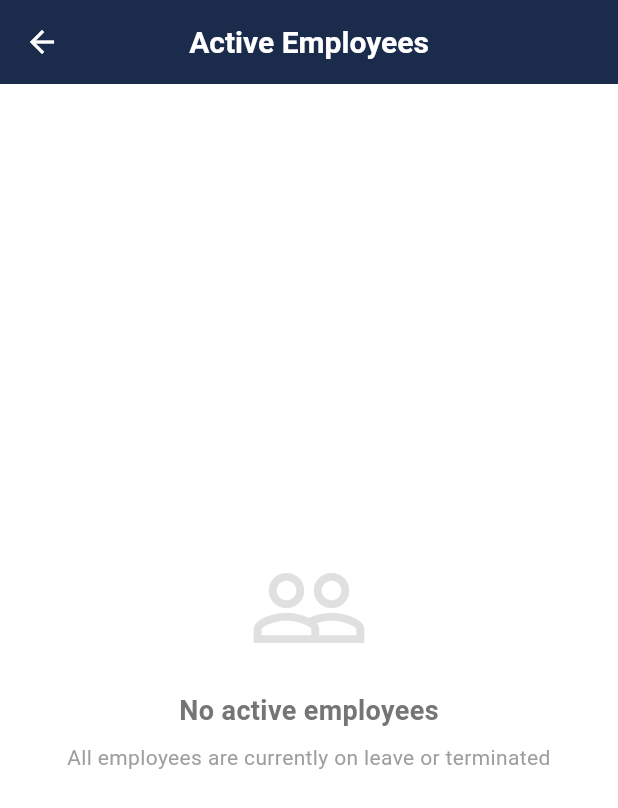
After one commit to waqas1343/tracklet-with-firebase, a Flutter app: the ActiveEmployeesScreen screen opened directly, on a phone screen of 412 x 824 dp. The commit adds this screen. Shown: the top 808 px of the screen. Run offline on Flutter 3.47's test engine with Material 3 defaults, Android fonts, the phone set to English and light mode, and no system bars; our stand-ins replace cloud_firestore, firebase_auth, firebase_core, firebase_messaging, flutter_local_notifications, pdf and 3 more; accounts and stored records are empty.

Commit message:
code sorting

```diff
--- a/tracklet/lib/core/examples/profile_usage_example.dart
+++ b/tracklet/lib/core/examples/profile_usage_example.dart
@@ -170,7 +170,7 @@ class ProfileUsageExample extends StatelessWidget {
     final newName = 'Updated User ${DateTime.now().millisecondsSinceEpoch}';
     final newPhone = '+1234567890';
 
-    final success = await profileProvider.updateProfile(
+    await profileProvider.updateProfile(
       name: newName,
       phone: newPhone,
     );
--- a/tracklet/lib/core/models/order_model.dart
+++ b/tracklet/lib/core/models/order_model.dart
@@ -1,7 +1,5 @@
 import 'package:flutter/material.dart';
-import 'package:flutter/foundation.dart';
 
-/// Order Model - Represents a cylinder request order
 class OrderModel {
   final String id;
   final String distributorId;
--- a/tracklet/lib/core/repositories/notification_repository.dart
+++ b/tracklet/lib/core/repositories/notification_repository.dart
@@ -164,7 +164,7 @@ class NotificationRepository {
         createdAt: DateTime.now(),
       );
 
-      final notificationId = await createNotification(notification);
+      await createNotification(notification);
     } catch (e) {
       throw Exception('Failed to create order notification: $e');
     }
@@ -214,7 +214,7 @@ class NotificationRepository {
         createdAt: DateTime.now(),
       );
 
-      final notificationId = await createNotification(notification);
+      await createNotification(notification);
 
       // Also print the notification details for debugging
 
@@ -237,7 +237,7 @@ class NotificationRepository {
         createdAt: DateTime.now(),
       );
 
-      final notificationId = await createNotification(notification);
+      await createNotification(notification);
 
     } catch (e) {
     }
--- a/tracklet/lib/core/screens/unified_main_screen.dart
+++ b/tracklet/lib/core/screens/unified_main_screen.dart
@@ -1,6 +1,5 @@
 import 'package:flutter/material.dart';
 import 'package:provider/provider.dart';
-import 'package:flutter/foundation.dart';
 import '../providers/user_role_provider.dart';
 import '../providers/navigation_view_model.dart';
 import '../widgets/unified_bottom_nav_bar.dart';
@@ -11,7 +10,6 @@ import '../models/company_model.dart';
 import '../services/fcm_service.dart';
 import '../../features/distributor/widgets/driver_assignment_dialog.dart';
 import '../providers/order_provider.dart';
-import '../models/order_model.dart';
 import '../../features/distributor/provider/driver_provider.dart';
 import '../../shared/widgets/custom_flushbar.dart';
 
--- a/tracklet/lib/core/viewmodels/order_viewmodel.dart
+++ b/tracklet/lib/core/viewmodels/order_viewmodel.dart
@@ -287,7 +287,7 @@ class OrderViewModel extends ChangeNotifier {
       }
 
       return success;
-    } catch (e, stackTrace) {
+    } catch (e) {
       _setError('Failed to update order status: ${e.toString()}');
       // Removed kDebugMode print statements
       return false;
--- a/tracklet/lib/features/distributor/dashboard/create_plant_request_screen.dart
+++ b/tracklet/lib/features/distributor/dashboard/create_plant_request_screen.dart
@@ -1,4 +1,3 @@
-import 'package:firebase_auth/firebase_auth.dart';
 import 'package:flutter/material.dart';
 import 'package:provider/provider.dart';
 import '../../../core/models/plant_request_model.dart';
--- a/tracklet/lib/features/distributor/view/distributor_dashboard_screen.dart
+++ b/tracklet/lib/features/distributor/view/distributor_dashboard_screen.dart
@@ -1,7 +1,6 @@
 import 'package:flutter/material.dart';
 import 'package:provider/provider.dart';
 import 'dart:async';
-import 'package:flutter/foundation.dart';
 import '../../../core/widgets/custom_appbar.dart';
 import '../../../core/providers/profile_provider.dart';
 import '../../../core/providers/company_provider.dart';
--- a/tracklet/lib/features/distributor/view/drivers_screen.dart
+++ b/tracklet/lib/features/distributor/view/drivers_screen.dart
@@ -2,8 +2,6 @@ import 'package:flutter/material.dart';
 import 'package:provider/provider.dart';
 import '../../../core/models/driver_model.dart';
 import '../provider/driver_provider.dart';
-import '../../../core/utils/app_colors.dart';
-import '../../../core/utils/app_text_theme.dart';
 import '../../../shared/widgets/custom_flushbar.dart';
 import '../../../shared/widgets/status_chip.dart';
 import 'driver_details_screen.dart';
--- a/tracklet/lib/features/driver/view/driver_dashboard_screen.dart
+++ b/tracklet/lib/features/driver/view/driver_dashboard_screen.dart
@@ -1,10 +1,8 @@
 import 'package:flutter/material.dart';
 import 'package:provider/provider.dart';
-import 'package:flutter/foundation.dart';
 import '../../../core/widgets/custom_appbar.dart';
 import '../../../core/providers/profile_provider.dart';
 import '../../../core/providers/order_provider.dart';
-import '../../../core/models/order_model.dart';
 import '../../../shared/widgets/section_header_widget.dart';
 import '../../../shared/widgets/empty_state_widget.dart';
 import '../widgets/driver_order_card.dart';
--- a/tracklet/lib/features/driver/view/driver_list_screen.dart
+++ b/tracklet/lib/features/driver/view/driver_list_screen.dart
@@ -1,6 +1,5 @@
 import 'package:flutter/material.dart';
 import 'package:provider/provider.dart';
-import 'package:flutter/foundation.dart';
 import '../../../core/widgets/custom_appbar.dart';
 import '../../../core/providers/profile_provider.dart';
 import '../../../core/providers/order_provider.dart';
--- a/tracklet/lib/features/gas_plant/settings/manage_plant_screen.dart
+++ b/tracklet/lib/features/gas_plant/settings/manage_plant_screen.dart
@@ -9,7 +9,6 @@ import '../../../../core/models/company_model.dart';
 import '../../../../core/utils/app_text_theme.dart';
 import '../../../../core/utils/app_colors.dart';
 import '../../../../core/utils/validators.dart';
-import '../../../../core/utils/constants.dart';
 import '../../../../shared/widgets/custom_flushbar.dart';
 import '../../../../core/routes/app_routes.dart';
 
--- /dev/null
+++ b/tracklet/lib/features/gas_plant/view/employee/active_employees_screen.dart
@@ -0,0 +1,214 @@
+import 'package:flutter/material.dart';
+import 'package:provider/provider.dart';
+import '../../../../core/utils/app_colors.dart';
+import './provider/employee_provider.dart'; // Added missing import
+
+class ActiveEmployeesScreen extends StatefulWidget {
+  const ActiveEmployeesScreen({super.key});
+
+  @override
+  State<ActiveEmployeesScreen> createState() => _ActiveEmployeesScreenState();
+}
+
+class _ActiveEmployeesScreenState extends State<ActiveEmployeesScreen> {
+  @override
+  void initState() {
+    super.initState();
+    WidgetsBinding.instance.addPostFrameCallback((_) {
+      final provider = Provider.of<EmployeeProvider>(context, listen: false);
+      provider.loadEmployees(); // Changed from loadActiveEmployees to loadEmployees
+    });
+  }
+
+  @override
+  Widget build(BuildContext context) {
+    return Scaffold(
+      backgroundColor: Colors.white,
+      appBar: AppBar(
+        title: const Text("Active Employees"),
+        backgroundColor: AppColors.primary,
+        foregroundColor: Colors.white,
+        leading: IconButton(
+          icon: const Icon(Icons.arrow_back),
+          onPressed: () => Navigator.of(context).pop(),
+        ),
+      ),
+      body: Consumer<EmployeeProvider>(
+        builder: (context, provider, child) {
+          // Show loading indicator
+          if (provider.isLoading) {
+            return const Center(
+              child: CircularProgressIndicator(color: AppColors.primary),
+            );
+          }
+
+          // Show error message if any
+          // Removed error handling since EmployeeProvider doesn't have errorMessage property
+
+          // Show active employees (filtered)
+          final activeEmployees = provider.filteredEmployees.where((e) => e.isPresent == true).toList();
+
+          // Show empty state
+          if (activeEmployees.isEmpty) {
+            return Center(
+              child: Column(
+                mainAxisAlignment: MainAxisAlignment.center,
+                children: [
+                  Icon(Icons.people_outline, size: 80, color: Colors.grey[300]),
+                  const SizedBox(height: 16),
+                  Text(
+                    'No active employees',
+                    style: TextStyle(
+                      fontSize: 18,
+                      fontWeight: FontWeight.w600,
+                      color: Colors.grey[600],
+                    ),
+                  ),
+                  const SizedBox(height: 8),
+                  Text(
+                    'All employees are currently on leave or terminated',
+                    style: TextStyle(
+                      fontSize: 14,
+                      color: Colors.grey[500],
+                    ),
+                    textAlign: TextAlign.center,
+                  ),
+                ],
+              ),
+            );
+          }
+
+          // Show active employees list
+          return Column(
+            children: [
+              // Header card
+              Container(
+                width: double.infinity,
+                padding: const EdgeInsets.all(20),
+                margin: const EdgeInsets.all(16),
+                decoration: BoxDecoration(
+                  gradient: LinearGradient(
+                    colors: [
+                      AppColors.primary,
+                      AppColors.primary.withValues(alpha: 0.8) // Fixed deprecated withOpacity
+                    ],
+                    begin: Alignment.topLeft,
+                    end: Alignment.bottomRight,
+                  ),
+                  borderRadius: BorderRadius.circular(16),
+                  boxShadow: [
+                    BoxShadow(
+                      color: AppColors.primary.withValues(alpha: 0.3), // Fixed deprecated withOpacity
+                      blurRadius: 10,
+                      offset: const Offset(0, 4),
+                    ),
+                  ],
+                ),
+                child: Column(
+                  crossAxisAlignment: CrossAxisAlignment.start,
+                  children: [
+                    const Text(
+                      'Active Employees',
+                      style: TextStyle(
+                        fontSize: 24,
+                        fontWeight: FontWeight.bold,
+                        color: Colors.white,
+                      ),
+                    ),
+                    const SizedBox(height: 8),
+                    Text(
+                      '${activeEmployees.length} employee${activeEmployees.length > 1 ? 's' : ''} currently active',
+                      style: const TextStyle(
+                        fontSize: 16,
+                        color: Colors.white70,
+                      ),
+                    ),
+                  ],
+                ),
+              ),
+
+              // Employees list
+              Expanded(
+                child: ListView.builder(
+                  padding: const EdgeInsets.symmetric(horizontal: 16),
+                  itemCount: activeEmployees.length,
+                  itemBuilder: (context, index) {
+                    final employee = activeEmployees[index];
+                    return Card(
+                      margin: const EdgeInsets.only(bottom: 12),
+                      elevation: 2,
+                      shape: RoundedRectangleBorder(
+                        borderRadius: BorderRadius.circular(12),
+                      ),
+                      child: ListTile(
+                        contentPadding: const EdgeInsets.all(16),
+                        leading: CircleAvatar(
+                          radius: 28,
+                          backgroundColor: AppColors.primary.withValues(alpha: 0.1), // Fixed deprecated withOpacity
+                          child: Text(
+                            employee.name.substring(0, 1).toUpperCase(),
+                            style: TextStyle(
+                              fontSize: 20,
+                              fontWeight: FontWeight.bold,
+                              color: AppColors.primary,
+                            ),
+                          ),
+                        ),
+                        title: Text(
+                          employee.name,
+                          style: const TextStyle(
+                            fontSize: 16,
+                            fontWeight: FontWeight.w600,
+                          ),
+                        ),
+                        subtitle: Column(
+                          crossAxisAlignment: CrossAxisAlignment.start,
+                          children: [
+                            const SizedBox(height: 4),
+                            Text(
+                              employee.designation, // Changed from role to designation
+                              style: TextStyle(
+                                fontSize: 14,
+                                color: Colors.grey[700],
+                              ),
+                            ),
+                            // Removed department since EmployeeModel doesn't have it
+                          ],
+                        ),
+                        trailing: Column(
+                          mainAxisAlignment: MainAxisAlignment.center,
+                          crossAxisAlignment: CrossAxisAlignment.end,
+                          children: [
+                            Container(
+                              padding: const EdgeInsets.symmetric(
+                                horizontal: 12,
+                                vertical: 6,
+                              ),
+                              decoration: BoxDecoration(
+                                color: Colors.green.withValues(alpha: 0.1), // Fixed deprecated withOpacity
+                                borderRadius: BorderRadius.circular(12),
+                                border: Border.all(color: Colors.green),
+                              ),
+                              child: const Text(
+                                'Active',
+                                style: TextStyle(
+                                  fontSize: 12,
+                                  fontWeight: FontWeight.w600,
+                                  color: Colors.green,
+                                ),
+                              ),
+                            ),
+                          ],
+                        ),
+                      ),
+                    );
+                  },
+                ),
+              ),
+            ],
+          );
+        },
+      ),
+    );
+  }
+}
--- a/tracklet/lib/features/gas_plant/view/orders_in_progress_screen.dart
+++ b/tracklet/lib/features/gas_plant/view/orders_in_progress_screen.dart
@@ -1,13 +1,9 @@
 import 'package:flutter/material.dart';
-import 'package:flutter/foundation.dart';
 import 'package:provider/provider.dart';
-import 'package:async/async.dart';
 import 'dart:async';
 import '../../../core/providers/order_provider.dart';
 import '../../../core/providers/profile_provider.dart';
 import '../../../core/models/order_model.dart';
-import '../../../core/utils/app_colors.dart';
-import '../../../shared/widgets/custom_button.dart';
 import '../../../shared/widgets/custom_flushbar.dart';
 
 class OrdersInProgressScreen extends StatelessWidget {
@@ -642,7 +638,7 @@ class OrderCard extends StatelessWidget {
             TextButton(
               onPressed: () async {
                 // Get the ScaffoldMessenger before closing the dialog
-                final scaffoldMessenger = ScaffoldMessenger.of(context);
+                ScaffoldMessenger.of(context);
                 Navigator.pop(context); // Close dialog first
 
                 final success = await orderProvider.updateOrderStatus(
```
Also changed, not shown: tracklet/lib/features/distributor/view/driver_details_screen.dart (+0 -14 lines), tracklet/lib/features/distributor/widgets/order_card.dart (+0 -14 lines).
